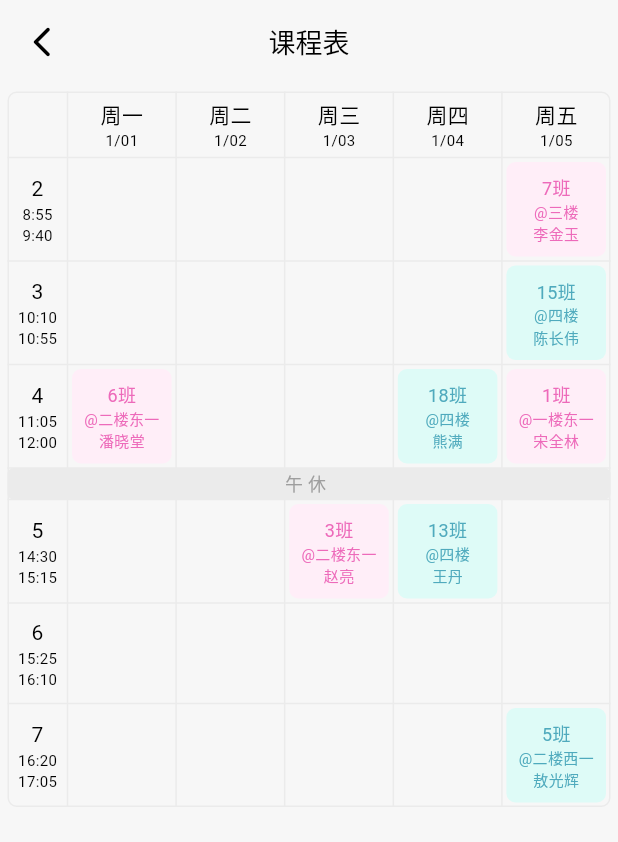
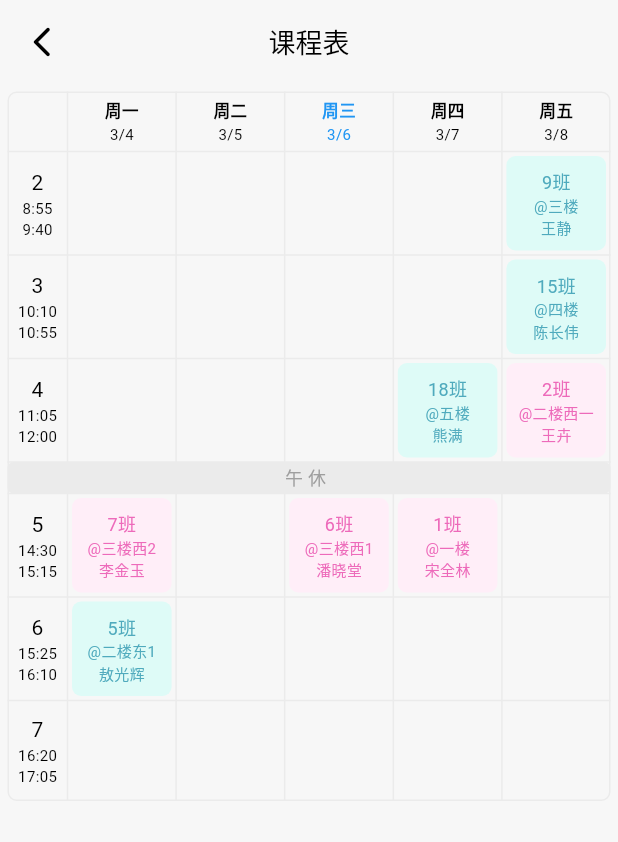
Before and after one commit to lintex/cabbbage, a Flutter app: the TimetablePage screen opened directly, on a phone screen of 412 x 824 dp. Shown: the top 842 px of the screen. Run offline on Flutter 3.47's test engine with Material 3 defaults, Android fonts, the light colour scheme and no system bars; our stand-ins replace flutter_slidable, get, get_storage, isar, timeline_tile; accounts and stored records are empty; generated files the repository leaves out were written again.

Commit message:
课程表修改，星期时间自动获取，当天日期显示为蓝色，方法整合进控件内

```diff
--- a/lib/components/my_drawer.dart
+++ b/lib/components/my_drawer.dart
@@ -71,23 +71,13 @@ class MyDrawer extends StatelessWidget {
                     title: const Text("反馈"),
                     onTap: () => Get.to(() => const GridPage()),
                   ),
-                  ListTile(
-                    leading: Image.asset(
-                      "assets/images/ruler.png",
-                      width: 26,
-                      height: 26,
-                      color: Colors.white,
-                    ),
-                    title: const Text("尺子"),
-                    onTap: () => Get.to(() => const RulerPage()),
-                  ),
                 ],
               ),
             ),
             Padding(
               padding: const EdgeInsets.only(left: 15),
               child: Text(
-                "Version: 2024.1.2.8",
+                "Version: 2024.3.6.8",
                 style: TextStyle(fontSize: 12, color: Colors.grey.shade400),
               ),
             ),
--- a/lib/pages/timetablePage/my_timetable_column_cell.dart
+++ b/lib/pages/timetablePage/my_timetable_column_cell.dart
@@ -3,23 +3,46 @@ import 'package:flutter/material.dart';
 class MyTimetableColumnCell extends StatelessWidget {
   const MyTimetableColumnCell({
     super.key,
-    required this.week,
-    required this.date,
+    required this.weekday,
   });
-  final String week;
-  final String date;
+  final int weekday;
 
   @override
   Widget build(BuildContext context) {
+    getDate(int weekday) {
+      // DateTime now = DateTime(2024, 3, 11);
+      DateTime now = DateTime.now();
+      int nowWeekday = now.weekday;
+      return "${now.month}/${now.day - (nowWeekday - weekday)}";
+    }
+
+    getTextColor(int weekday) {
+      DateTime now = DateTime.now();
+      int nowWeekday = now.weekday;
+      if (weekday == nowWeekday) {
+        return Colors.blue;
+      } else {
+        return Colors.black;
+      }
+    }
+
+    List chWeekList = ['周一', '周二', '周三', '周四', '周五', '周六', '周日'];
+
     return Container(
-      padding: EdgeInsetsDirectional.symmetric(vertical: 5),
+      padding: const EdgeInsetsDirectional.symmetric(vertical: 5),
       alignment: Alignment.center,
       child: Column(
         children: [
-          Text(week),
           Text(
-            date,
-            style: TextStyle(fontSize: 10),
+            chWeekList[weekday - 1],
+            style: TextStyle(
+                fontSize: 11,
+                fontWeight: FontWeight.bold,
+                color: getTextColor(weekday)),
+          ),
+          Text(
+            getDate(weekday),
+            style: TextStyle(fontSize: 10, color: getTextColor(weekday)),
           ),
         ],
       ),
--- a/lib/pages/timetable_page.dart
+++ b/lib/pages/timetable_page.dart
@@ -45,49 +45,49 @@ class TimetablePage extends StatelessWidget {
                   width: 1,
                   borderRadius: BorderRadius.circular(6)),
               children: [
-                const TableRow(
+                TableRow(
                     // decoration: ShapeDecoration(
                     //     shape: RoundedRectangleBorder(
                     //         borderRadius: BorderRadius.circular(30)),
                     //     color: Colors.blue),
                     children: [
-                      TableCell(
+                      const TableCell(
                         child: Text(""),
                       ),
-                      MyTimetableColumnCell(week: "周一", date: "1/01"),
-                      MyTimetableColumnCell(week: "周二", date: "1/02"),
-                      MyTimetableColumnCell(week: "周三", date: "1/03"),
-                      MyTimetableColumnCell(week: "周四", date: "1/04"),
-                      MyTimetableColumnCell(week: "周五", date: "1/05"),
+                      MyTimetableColumnCell(weekday: 1),
+                      MyTimetableColumnCell(weekday: 2),
+                      MyTimetableColumnCell(weekday: 3),
+                      MyTimetableColumnCell(weekday: 4),
+                      MyTimetableColumnCell(weekday: 5),
                     ]),
                 TableRow(children: [
-                  const MyTimetableRowCell(
+                  MyTimetableRowCell(
                     num: "2",
                     startTime: "8:55",
                     endTime: "9:40",
                   ),
-                  const MyTimetableCell(),
-                  const MyTimetableCell(),
-                  const MyTimetableCell(),
-                  const MyTimetableCell(),
+                  MyTimetableCell(),
+                  MyTimetableCell(),
+                  MyTimetableCell(),
+                  MyTimetableCell(),
                   MyTimetableCell(
-                    className: "7班",
-                    bgColor: pinkBg,
-                    textColor: pinkText,
+                    className: "9班",
+                    bgColor: blueBg,
+                    textColor: blueText,
                     location: "三楼",
-                    teacher: "李金玉",
+                    teacher: "王静",
                   ),
                 ]),
                 TableRow(children: [
-                  const MyTimetableRowCell(
+                  MyTimetableRowCell(
                     num: "3",
                     startTime: "10:10",
                     endTime: "10:55",
                   ),
-                  const MyTimetableCell(),
-                  const MyTimetableCell(),
-                  const MyTimetableCell(),
-                  const MyTimetableCell(),
+                  MyTimetableCell(),
+                  MyTimetableCell(),
+                  MyTimetableCell(),
+                  MyTimetableCell(),
                   MyTimetableCell(
                     className: "15班",
                     bgColor: blueBg,
@@ -97,33 +97,27 @@ class TimetablePage extends StatelessWidget {
                   ),
                 ]),
                 TableRow(children: [
-                  const MyTimetableRowCell(
+                  MyTimetableRowCell(
                     num: "4",
                     startTime: "11:05",
                     endTime: "12:00",
                   ),
-                  MyTimetableCell(
-                    className: "6班",
-                    bgColor: pinkBg,
-                    textColor: pinkText,
-                    location: "二楼东一",
-                    teacher: "潘晓堂",
-                  ),
-                  const MyTimetableCell(),
-                  const MyTimetableCell(),
+                  MyTimetableCell(),
+                  MyTimetableCell(),
+                  MyTimetableCell(),
                   MyTimetableCell(
                     className: "18班",
                     bgColor: blueBg,
                     textColor: blueText,
-                    location: "四楼",
+                    location: "五楼",
                     teacher: "熊满",
                   ),
                   MyTimetableCell(
-                    className: "1班",
+                    className: "2班",
                     bgColor: pinkBg,
                     textColor: pinkText,
-                    location: "一楼东一",
-                    teacher: "宋全林",
+                    location: "二楼西一",
+                    teacher: "王卉",
                   ),
                 ]),
                 TableRow(
@@ -144,34 +138,58 @@ class TimetablePage extends StatelessWidget {
                       TableCell(child: Text("")),
                     ]),
                 TableRow(children: [
-                  const MyTimetableRowCell(
+                  MyTimetableRowCell(
                     num: "5",
                     startTime: "14:30",
                     endTime: "15:15",
                   ),
-                  const MyTimetableCell(),
-                  const MyTimetableCell(),
                   MyTimetableCell(
-                    className: "3班",
+                    className: "7班",
                     bgColor: pinkBg,
                     textColor: pinkText,
-                    location: "二楼东一",
-                    teacher: "赵亮",
+                    location: "三楼西2",
+                    teacher: "李金玉",
+                  ),
+                  MyTimetableCell(),
+                  MyTimetableCell(
+                    className: "6班",
+                    bgColor: pinkBg,
+                    textColor: pinkText,
+                    location: "三楼西1",
+                    teacher: "潘晓堂",
                   ),
                   MyTimetableCell(
-                    className: "13班",
-                    bgColor: blueBg,
-                    textColor: blueText,
-                    location: "四楼",
-                    teacher: "王丹",
+                    className: "1班",
+                    bgColor: pinkBg,
+                    textColor: pinkText,
+                    location: "一楼",
+                    teacher: "宋全林",
                   ),
-                  const MyTimetableCell(),
+                  MyTimetableCell(),
                 ]),
-                const TableRow(children: [
+                TableRow(children: [
                   MyTimetableRowCell(
                     num: "6",
                     startTime: "15:25",
                     endTime: "16:10",
+                  ),
+                  MyTimetableCell(
+                    className: "5班",
+                    bgColor: blueBg,
+                    textColor: blueText,
+                    location: "二楼东1",
+                    teacher: "敖光辉",
+                  ),
+                  MyTimetableCell(),
+                  MyTimetableCell(),
+                  MyTimetableCell(),
+                  MyTimetableCell(),
+                ]),
+                TableRow(children: [
+                  MyTimetableRowCell(
+                    num: "7",
+                    startTime: "16:20",
+                    endTime: "17:05",
                   ),
                   MyTimetableCell(),
                   MyTimetableCell(),
@@ -179,24 +197,6 @@ class TimetablePage extends StatelessWidget {
                   MyTimetableCell(),
                   MyTimetableCell(),
                 ]),
-                TableRow(children: [
-                  const MyTimetableRowCell(
-                    num: "7",
-                    startTime: "16:20",
-                    endTime: "17:05",
-                  ),
-                  const MyTimetableCell(),
-                  const MyTimetableCell(),
-                  const MyTimetableCell(),
-                  const MyTimetableCell(),
-                  MyTimetableCell(
-                    className: "5班",
-                    bgColor: blueBg,
-                    textColor: blueText,
-                    location: "二楼西一",
-                    teacher: "敖光辉",
-                  ),
-                ]),
               ],
             ),
           )),
```
